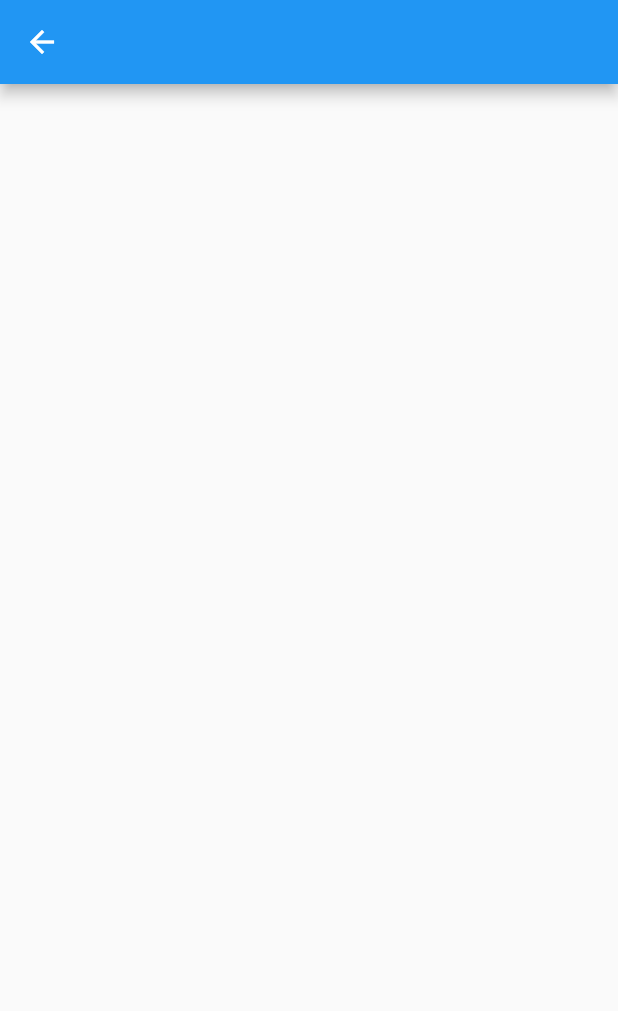
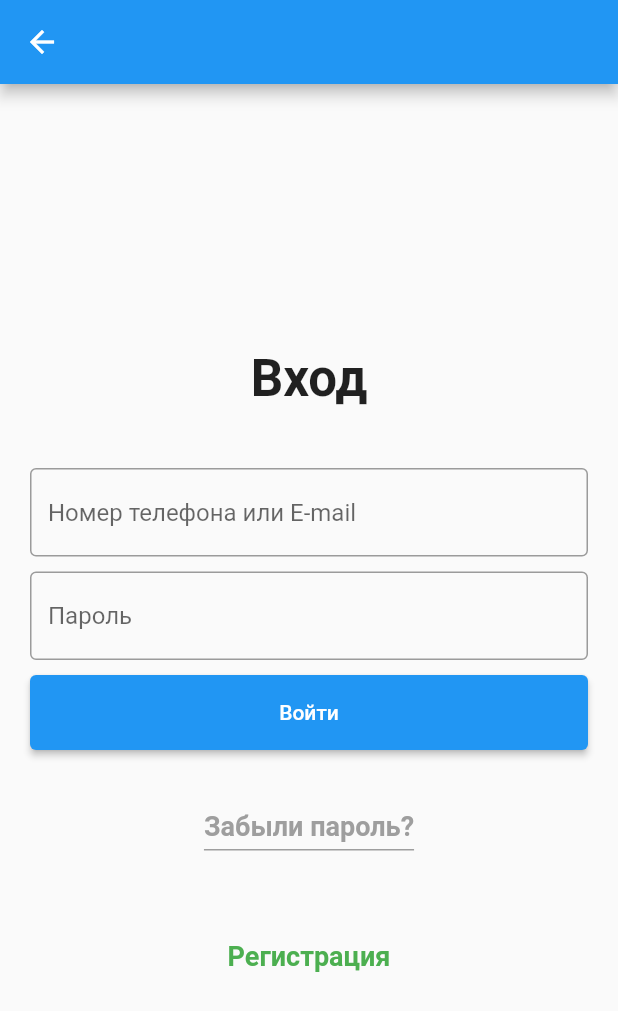
Before and after one commit to AkhmedovSH/pony_gold_flutter, a Flutter app: the Login screen opened by its route, on a phone screen of 412 x 824 dp. Shown: the top 1011 px of the screen. Run offline on Flutter 3.47's test engine with Material 2 defaults, Android fonts, the light colour scheme and no system bars; our stand-ins replace shared_preferences; accounts and stored records are empty.

Commit message:
some fix

```diff
--- a/lib/auth/login.dart
+++ b/lib/auth/login.dart
@@ -1,7 +1,7 @@
 import 'package:flutter/material.dart';
 
 class Login extends StatefulWidget {
-  const Login({ Key? key }) : super(key: key);
+  const Login({Key? key}) : super(key: key);
 
   @override
   _LoginState createState() => _LoginState();
@@ -12,6 +12,76 @@ class _LoginState extends State<Login> {
   Widget build(BuildContext context) {
     return Scaffold(
       appBar: AppBar(),
+      body: Container(
+        padding: EdgeInsets.all(20),
+        alignment: Alignment.center,
+        child: SingleChildScrollView(
+          child: Column(
+            mainAxisAlignment: MainAxisAlignment.center,
+            children: [
+              Container(
+                margin: EdgeInsets.only(bottom: 30),
+                child: Text(
+                  'Вход',
+                  style: TextStyle(
+                    fontSize: 34,
+                    fontWeight: FontWeight.w700,
+                  ),
+                ),
+              ),
+              Container(
+                margin: EdgeInsets.fromLTRB(0, 10, 0, 10),
+                child: TextField(
+                    decoration: InputDecoration(
+                        border: OutlineInputBorder(),
+                        hintText: 'Номер телефона или E-mail')),
+              ),
+              Container(
+                child: TextField(
+                    decoration: InputDecoration(
+                        border: OutlineInputBorder(), hintText: 'Пароль')),
+              ),
+              Container(
+                margin: EdgeInsets.fromLTRB(0, 10, 0, 10),
+                child: ElevatedButton(
+                  style: ElevatedButton.styleFrom(
+                      minimumSize: Size(double.infinity, 50)),
+                  child: Text('Войти'),
+                  onPressed: () {},
+                ),
+              ),
+              Container(
+                margin: EdgeInsets.fromLTRB(0, 30, 0, 60),
+                padding: EdgeInsets.only(
+                  bottom: 5,
+                ),
+                decoration: BoxDecoration(
+                    border: Border(
+                        bottom: BorderSide(
+                  color: Colors.grey,
+                  width: 1.0, // Underline thickness
+                ))),
+                child: Text(
+                  'Забыли пароль?',
+                  style: TextStyle(
+                    fontSize: 18,
+                    fontWeight: FontWeight.w700,
+                    color: Colors.grey,
+                  ),
+                ),
+              ),
+              Container(
+                child: Text('Регистрация',
+                    style: TextStyle(
+                      fontSize: 18,
+                      fontWeight: FontWeight.w700,
+                      color: Colors.green[500],
+                    )),
+              ),
+            ],
+          ),
+        ),
+      ),
     );
   }
 }
--- a/lib/auth/select_language.dart
+++ b/lib/auth/select_language.dart
@@ -1,4 +1,5 @@
 import 'package:flutter/material.dart';
+import 'package:shared_preferences/shared_preferences.dart';
 
 class SelectLanguage extends StatefulWidget {
   const SelectLanguage({Key? key}) : super(key: key);
@@ -8,6 +9,12 @@ class SelectLanguage extends StatefulWidget {
 }
 
 class _SelectLanguageState extends State<SelectLanguage> {
+  _setLanguage(lang) async {
+    SharedPreferences prefs = await SharedPreferences.getInstance();
+    prefs.setString("lang", 'ru');
+    Navigator.of(context).pushNamed('/login');
+  }
+
   @override
   Widget build(BuildContext context) {
     return Scaffold(
@@ -29,17 +36,22 @@ class _SelectLanguageState extends State<SelectLanguage> {
               child: ElevatedButton(
                 style: ElevatedButton.styleFrom(
                     minimumSize: Size(double.infinity, 50)),
-                onPressed: () {},
                 child: Text('Русский'),
+                onPressed: () {
+                  _setLanguage('ru');
+                },
               ),
             ),
             Container(
               child: ElevatedButton(
-                  style: ElevatedButton.styleFrom(
-                      minimumSize: Size(double.infinity, 50),
-                      padding: EdgeInsets.symmetric(vertical: 20)),
-                  onPressed: () {},
-                  child: Text('Узбекский')),
+                style: ElevatedButton.styleFrom(
+                    minimumSize: Size(double.infinity, 50),
+                    padding: EdgeInsets.symmetric(vertical: 20)),
+                child: Text('Узбекский'),
+                onPressed: () {
+                  _setLanguage('uz');
+                },
+              ),
             ),
           ],
         ),
--- a/lib/main.dart
+++ b/lib/main.dart
@@ -1,4 +1,5 @@
 import 'package:flutter/material.dart';
+import 'package:shared_preferences/shared_preferences.dart';
 import './auth/login.dart';
 import './auth/register.dart';
 import './auth/select_language.dart';
@@ -13,6 +14,16 @@ class App extends StatefulWidget {
 }
 
 class _AppState extends State<App> {
+  void initState() {
+    super.initState();
+    _getLanguage();
+  }
+
+  _getLanguage() async {
+    SharedPreferences prefs = await SharedPreferences.getInstance();
+    prefs.getString('lang');
+  }
+
   @override
   Widget build(BuildContext context) {
     return MaterialApp(
--- a/pubspec.yaml
+++ b/pubspec.yaml
@@ -28,6 +28,7 @@ dependencies:
   # The following adds the Cupertino Icons font to your application.
   # Use with the CupertinoIcons class for iOS style icons.
   cupertino_icons: ^1.0.2
+  shared_preferences: "^2.0.6"
 
 dev_dependencies:
   flutter_test:
```
Also changed, not shown: pubspec.lock.
